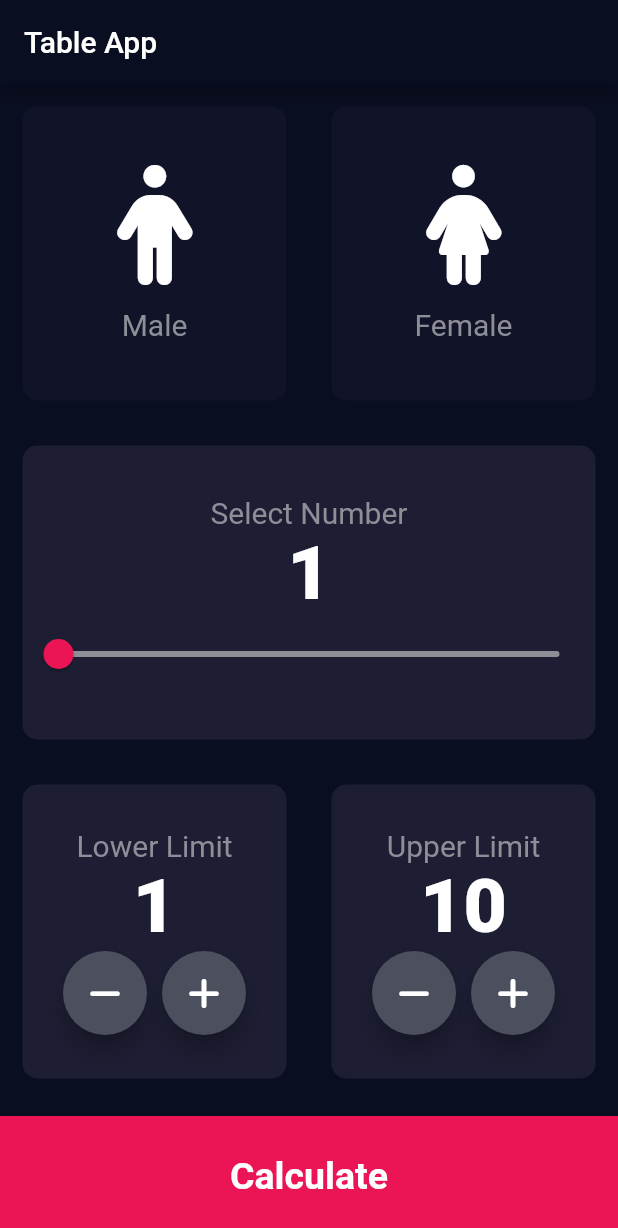
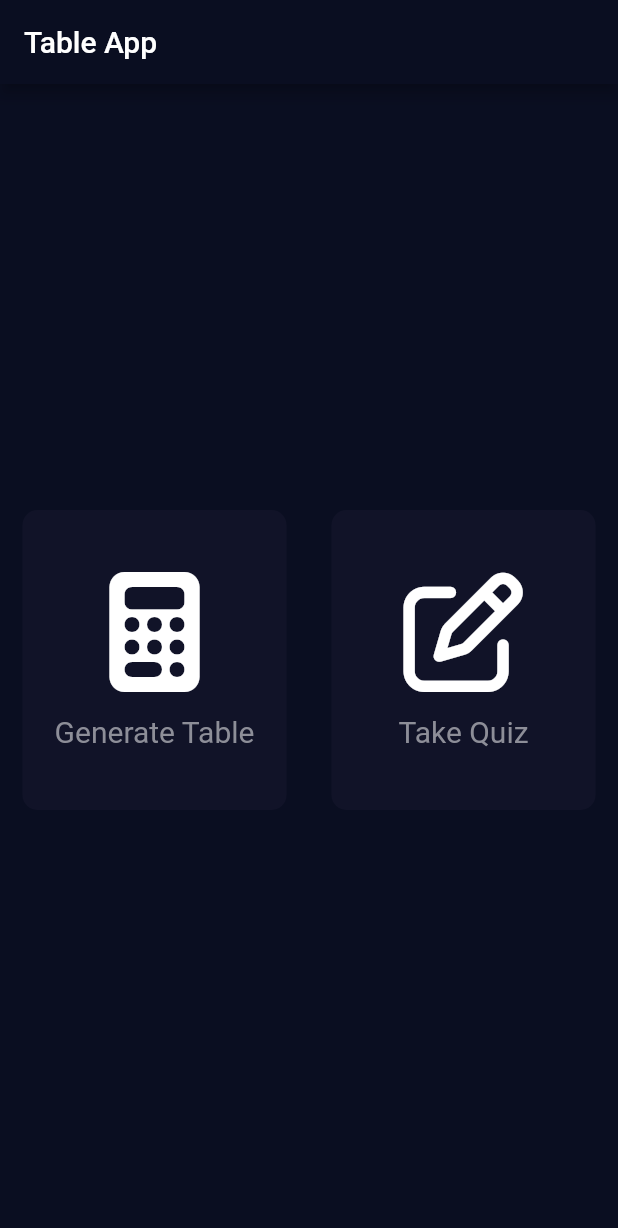
Before and after one commit to muhammaduzairrazaq/tableApp, a Flutter app: the screen it shows after launch, on a phone screen of 412 x 824 dp. Shown: the top 1228 px of the screen. Run offline on Flutter 3.47's test engine with Material 2 defaults, Android fonts, the phone set to English and light mode, and no system bars; our stand-ins replace font_awesome_flutter.

Commit message:
trying to make quiz generator

```diff
--- a/table_app/lib/container.dart
+++ b/table_app/lib/container.dart
@@ -11,6 +11,7 @@ class ContainerWidget extends StatelessWidget {
     return GestureDetector(
       onTap: onPressed,
     child:Container(
+      height: 200.0,
       margin: EdgeInsets.all(15.0),
       child: cardWidget,
       decoration: BoxDecoration(
--- /dev/null
+++ b/table_app/lib/homePage.dart
@@ -0,0 +1,75 @@
+import 'package:table_app/constant.dart';
+import 'package:flutter/material.dart';
+import 'package:table_app/input_page.dart';
+import 'iconText.dart';
+import 'container.dart';
+import 'package:font_awesome_flutter/font_awesome_flutter.dart';
+import 'quizHomePage.dart';
+import 'result.dart';
+import 'calculator.dart';
+
+
+enum Gender {
+  male,
+  female,
+}
+
+class HomePage extends StatefulWidget {
+  @override
+  _HomePageState createState() => _HomePageState();
+}
+
+class _HomePageState extends State<HomePage> {
+  Gender? selectGender;
+  int sliderTable = 1;
+  int sliderLowerLimit = 1;
+  int sliderUpperLimit = 10;
+
+  Widget build(BuildContext context) {
+    return Scaffold(
+        appBar: AppBar(
+          title: Text('Table App'),
+        ),
+        body: Column(crossAxisAlignment: CrossAxisAlignment.stretch, children: [
+          Expanded(
+            child: Row(children: [
+              Expanded(
+                child: ContainerWidget(
+                  onPressed: () {
+                    setState(() {
+                      selectGender = Gender.male;
+                    });
+                    Navigator.push(context,
+                    MaterialPageRoute(builder: (context) => InputPage()));
+                  },
+                  colors:
+                      selectGender == Gender.male ? activeColor : deActiveColor,
+                  cardWidget: IconText(
+                    icondata: FontAwesomeIcons.calculator,
+                    lable: 'Generate Table',
+                  ),
+                ),
+              ),
+              Expanded(
+                child: ContainerWidget(
+                  onPressed: () {
+                    setState(() {
+                      selectGender = Gender.female;
+                    });
+                     Navigator.push(context,
+                    MaterialPageRoute(builder: (context) => QuizHomePage()));
+                  },
+                  colors: selectGender == Gender.female
+                      ? activeColor
+                      : deActiveColor,
+                  cardWidget: IconText(
+                    icondata: FontAwesomeIcons.penToSquare,
+                    lable: 'Take Quiz',
+                  ),
+                ),
+              ),
+            ]),
+          )
+        ]));
+  }
+}
--- a/table_app/lib/input_page.dart
+++ b/table_app/lib/input_page.dart
@@ -33,42 +33,7 @@ class _InputPageState extends State<InputPage> {
         body: Column(
           crossAxisAlignment: CrossAxisAlignment.stretch,
           children: [
-            Expanded(
-              child: Row(children: [
-                Expanded(
-                  child: ContainerWidget(
-                    onPressed: () {
-                      setState(() {
-                        selectGender = Gender.male;
-                      });
-                    },
-                    colors: selectGender == Gender.male
-                        ? activeColor
-                        : deActiveColor,
-                    cardWidget: IconText(
-                      icondata: FontAwesomeIcons.male,
-                      lable: 'Male',
-                    ),
-                  ),
-                ),
-                Expanded(
-                  child: ContainerWidget(
-                    onPressed: () {
-                      setState(() {
-                        selectGender = Gender.female;
-                      });
-                    },
-                    colors: selectGender == Gender.female
-                        ? activeColor
-                        : deActiveColor,
-                    cardWidget: IconText(
-                      icondata: FontAwesomeIcons.female,
-                      lable: 'Female',
-                    ),
-                  ),
-                ),
-              ]),
-            ),
+
             Expanded(
               child: ContainerWidget(
                 colors: Color(0xFF1D1E33),
@@ -190,7 +155,7 @@ class _InputPageState extends State<InputPage> {
               child: Container(
                 child: Center(
                   child: Text(
-                    'Calculate',
+                    'Generate',
                     style: labelStyle3,
                   ),
                 ),
--- a/table_app/lib/main.dart
+++ b/table_app/lib/main.dart
@@ -1,5 +1,6 @@
 import 'package:flutter/material.dart';
 import 'input_page.dart';
+import 'homePage.dart';
 
 void main() => runApp(BMICalculator());
 
@@ -8,7 +9,8 @@ class BMICalculator extends StatelessWidget {
   Widget build(BuildContext context) {
     return MaterialApp(
       debugShowCheckedModeBanner: false,
-      home: InputPage(),
+      // home: InputPage(),
+       home: HomePage(),
       theme: ThemeData.dark().copyWith(
         primaryColor: Color(0xFF0A0E21),
         scaffoldBackgroundColor: Color(0xFF0A0E21),
```
Also changed, not shown: table_app/lib/calculator.dart (+3 -8 lines), table_app/lib/quizHomePage.dart (added, +71 -0 lines).
